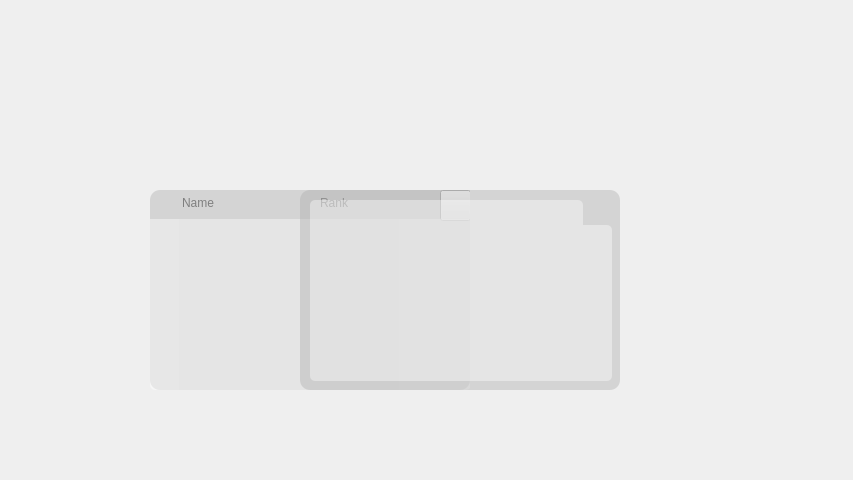
The window that PokemonClient/mainpage.ui (XiaoyuWang-BUPT/Pokemon) describes before a commit, drawn with Qt 5.
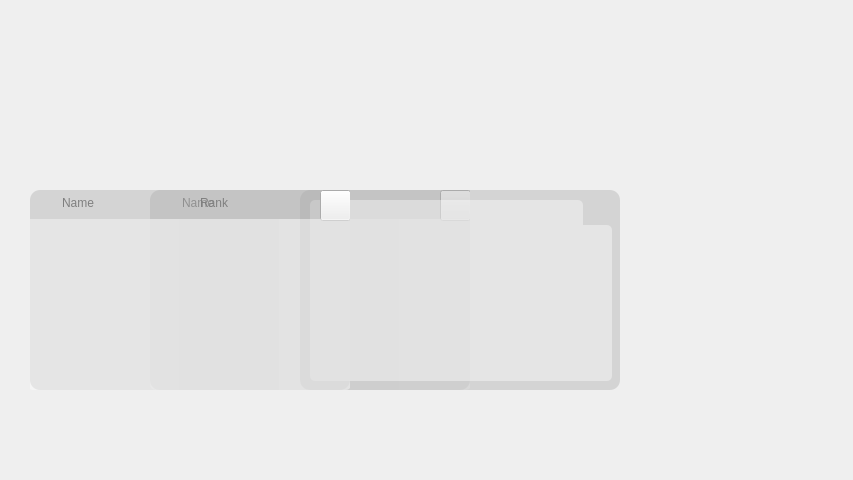
The same window after the commit. Icons and pictures are not drawn.

```diff
--- a/PokemonClient/mainpage.ui
+++ b/PokemonClient/mainpage.ui
@@ -338,11 +338,13 @@
       <height>171</height>
      </rect>
     </property>
+    <property name="cursor">
+     <cursorShape>PointingHandCursor</cursorShape>
+    </property>
     <property name="styleSheet">
      <string notr="true">border-bottom-right-radius: 5px;
 background-color: rgba(255, 255, 255, 110);</string>
     </property>
-    <zorder>myinfoWidget</zorder>
    </widget>
    <widget class="QWidget" name="headLabelWidget" native="true">
     <property name="geometry">
@@ -456,6 +458,158 @@
     </property>
    </widget>
   </widget>
+  <widget class="QWidget" name="rankWidget" native="true">
+   <property name="geometry">
+    <rect>
+     <x>30</x>
+     <y>190</y>
+     <width>320</width>
+     <height>200</height>
+    </rect>
+   </property>
+   <property name="minimumSize">
+    <size>
+     <width>320</width>
+     <height>200</height>
+    </size>
+   </property>
+   <property name="maximumSize">
+    <size>
+     <width>320</width>
+     <height>200</height>
+    </size>
+   </property>
+   <property name="styleSheet">
+    <string notr="true">#rankWidget {
+	border-radius: 10px;
+	background-color: rgba(170, 170, 170, 100);
+}</string>
+   </property>
+   <widget class="QListWidget" name="rankList">
+    <property name="enabled">
+     <bool>true</bool>
+    </property>
+    <property name="geometry">
+     <rect>
+      <x>-2</x>
+      <y>29</y>
+      <width>251</width>
+      <height>171</height>
+     </rect>
+    </property>
+    <property name="sizePolicy">
+     <sizepolicy hsizetype="Expanding" vsizetype="Expanding">
+      <horstretch>0</horstretch>
+      <verstretch>0</verstretch>
+     </sizepolicy>
+    </property>
+    <property name="font">
+     <font>
+      <family>Consolas</family>
+      <pointsize>12</pointsize>
+      <weight>75</weight>
+      <bold>true</bold>
+     </font>
+    </property>
+    <property name="styleSheet">
+     <string notr="true">background-color: rgba(255, 255, 255, 100);
+color: rgb(93, 93, 93);
+border-bottom-left-radius : 5px;</string>
+    </property>
+    <property name="frameShape">
+     <enum>QFrame::NoFrame</enum>
+    </property>
+    <property name="tabKeyNavigation">
+     <bool>true</bool>
+    </property>
+   </widget>
+   <widget class="QPushButton" name="closeRankButton">
+    <property name="enabled">
+     <bool>true</bool>
+    </property>
+    <property name="geometry">
+     <rect>
+      <x>290</x>
+      <y>0</y>
+      <width>31</width>
+      <height>31</height>
+     </rect>
+    </property>
+    <property name="cursor">
+     <cursorShape>PointingHandCursor</cursorShape>
+    </property>
+    <property name="styleSheet">
+     <string notr="true">border-image: url(:/close);</string>
+    </property>
+    <property name="text">
+     <string/>
+    </property>
+   </widget>
+   <widget class="QLabel" name="rankNameLabel">
+    <property name="geometry">
+     <rect>
+      <x>32</x>
+      <y>3</y>
+      <width>54</width>
+      <height>20</height>
+     </rect>
+    </property>
+    <property name="styleSheet">
+     <string notr="true">font: 75 14pt &quot;Consolas&quot;;
+color: rgba(125, 125, 125, 250);</string>
+    </property>
+    <property name="text">
+     <string>Name</string>
+    </property>
+   </widget>
+   <widget class="QLabel" name="rankRankLabel">
+    <property name="geometry">
+     <rect>
+      <x>170</x>
+      <y>3</y>
+      <width>54</width>
+      <height>20</height>
+     </rect>
+    </property>
+    <property name="styleSheet">
+     <string notr="true">font: 75 14pt &quot;Consolas&quot;;
+color: rgba(125, 125, 125, 250);</string>
+    </property>
+    <property name="text">
+     <string>Rank</string>
+    </property>
+   </widget>
+   <widget class="QWidget" name="rankThumbWidget" native="true">
+    <property name="geometry">
+     <rect>
+      <x>285</x>
+      <y>29</y>
+      <width>36</width>
+      <height>171</height>
+     </rect>
+    </property>
+    <property name="cursor">
+     <cursorShape>PointingHandCursor</cursorShape>
+    </property>
+    <property name="styleSheet">
+     <string notr="true">border-bottom-right-radius: 5px;
+background-color: rgba(255, 255, 255, 110);</string>
+    </property>
+   </widget>
+   <widget class="QWidget" name="rankPokeWidget" native="true">
+    <property name="geometry">
+     <rect>
+      <x>249</x>
+      <y>29</y>
+      <width>36</width>
+      <height>171</height>
+     </rect>
+    </property>
+    <property name="styleSheet">
+     <string notr="true">background-color: rgba(255, 255, 255, 110);</string>
+    </property>
+   </widget>
+  </widget>
   <zorder>welcomeLabel</zorder>
   <zorder>myInfoButton</zorder>
   <zorder>onlinePlayerBtn</zorder>
@@ -467,6 +621,7 @@
   <zorder>pokeballButton</zorder>
   <zorder>listWidgetContainer</zorder>
   <zorder>myinfoWidget</zorder>
+  <zorder>rankWidget</zorder>
  </widget>
  <resources/>
  <connections/>
```
